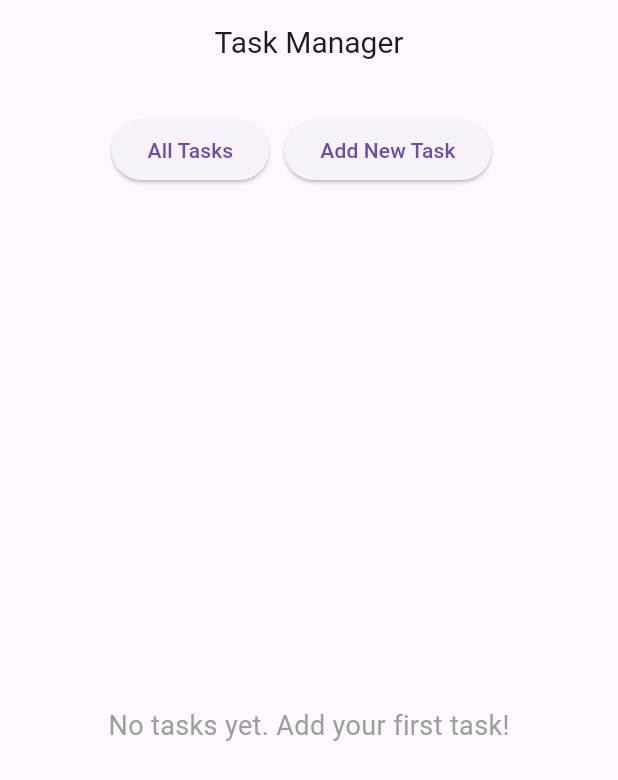
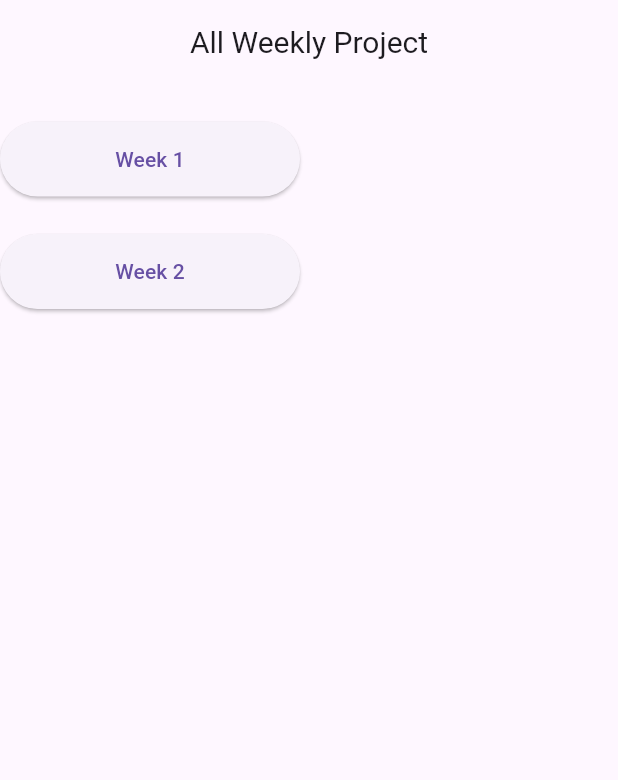
Before and after one commit to BraCoded02024/Task_Management_Application, a Flutter app: the screen it shows after launch, on a phone screen of 412 x 824 dp. Shown: the top 780 px of the screen. Run offline on Flutter 3.47's test engine with Material 3 defaults, Android fonts, the phone set to English and light mode, and no system bars.

Commit message:
Updated Library App: fixed addBook, added All_Project.dart

```diff
--- /dev/null
+++ b/lib/All_Project.dart
@@ -0,0 +1,55 @@
+import 'package:flutter/material.dart';
+import 'main.dart';
+import 'taskmanager.dart';
+import 'week2.dart';
+
+class All_Project extends StatelessWidget {
+  const All_Project({super.key});
+
+  @override
+  Widget build(BuildContext context) {
+    return Scaffold(
+      appBar: AppBar(
+        title: const Text(
+          "All Weekly Project",
+          style: TextStyle(fontSize: 20),
+        ),
+        centerTitle: true,
+      ),
+      body: Column(
+        children: [
+   SizedBox(height: 25),
+          Container( child:
+          ElevatedButton(
+            onPressed: () {
+
+              Navigator.push(
+                context,
+                MaterialPageRoute(
+                  builder: (context) => const TaskManager(),
+                ),
+              );
+            },
+            style: ElevatedButton.styleFrom(
+              minimumSize: const Size(200, 50),
+            ),
+            child: const Text('Week 1'),
+          ),),
+          SizedBox(height: 25),
+          ElevatedButton(onPressed: () {
+            Navigator.push(
+                context,
+                MaterialPageRoute(
+                  builder: (context) =>  LibraryApp(),
+                ));
+          },
+            style: ElevatedButton.styleFrom(
+              minimumSize: const Size(200, 50),
+            ),
+           child: Text("Week 2"),
+
+            )],
+      ),
+    );
+  }
+}
--- a/lib/main.dart
+++ b/lib/main.dart
@@ -2,6 +2,7 @@ import 'package:flutter/material.dart';
 import 'taskmanager.dart';
 import "package:flutter/material.dart";
 import 'taskmanager.dart';
+import 'All_Project.dart';
 void main() {
   runApp(const bernard());
 }
@@ -15,7 +16,7 @@ class bernard extends StatelessWidget {
       title: 'Task Manager',
       theme: ThemeData(primaryColor: Colors.grey),
       debugShowCheckedModeBanner: false,
-   home: TaskManager(), );
+   home: All_Project());
 
   }
 }
```
Also changed, not shown: lib/week2.dart (added, +98 -0 lines).
